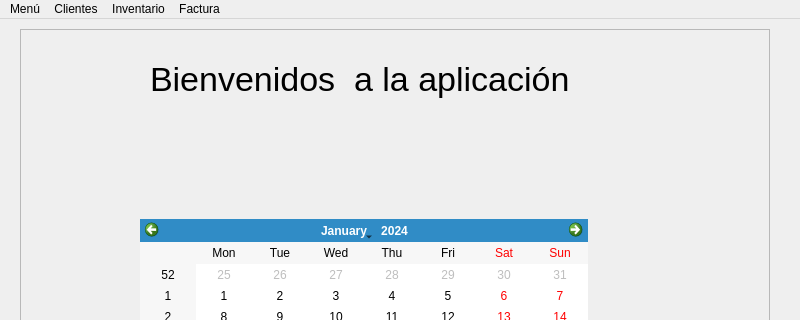
mansrz/JJ_inventario, file principal.ui: the form before one commit; both pictures show x 0 to 800 and y 0 to 320 of the 800 by 600 pixel window.
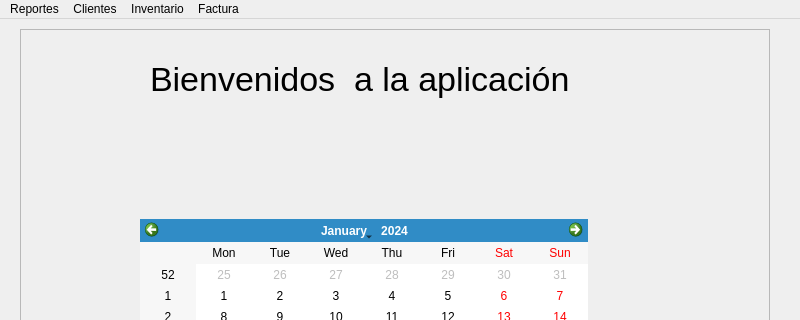
The form after the commit.

Commit message: Add report class

The edit to the form file:
```diff
--- a/principal.ui
+++ b/principal.ui
@@ -66,9 +66,9 @@
      <height>25</height>
     </rect>
    </property>
-   <widget class="QMenu" name="menuMen">
+   <widget class="QMenu" name="menuReportes">
     <property name="title">
-     <string>Menú</string>
+     <string>Reportes</string>
     </property>
     <addaction name="actionCr_ditos"/>
    </widget>
@@ -93,7 +93,7 @@
     <addaction name="actionBuscar_3"/>
     <addaction name="action_factura"/>
    </widget>
-   <addaction name="menuMen"/>
+   <addaction name="menuReportes"/>
    <addaction name="menuClientes"/>
    <addaction name="menuInventario"/>
    <addaction name="menuFactura"/>
```
Left out of the diff: 17 changed lines with no effect on the pictures. The commit also changes 4 other files.
